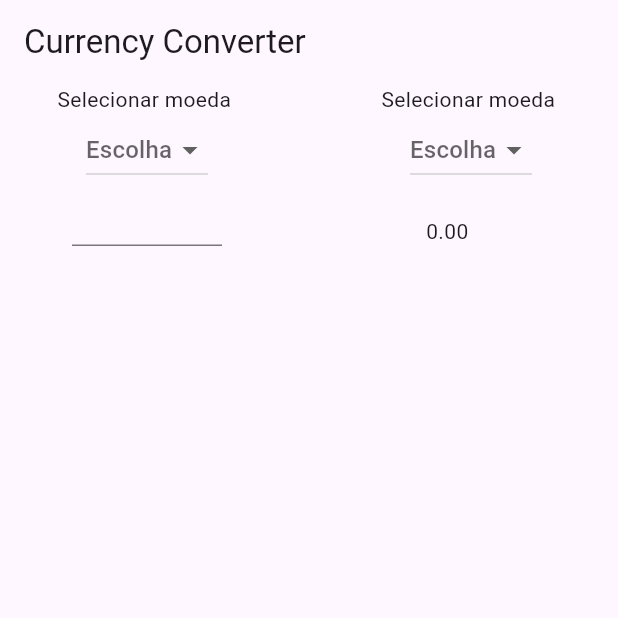
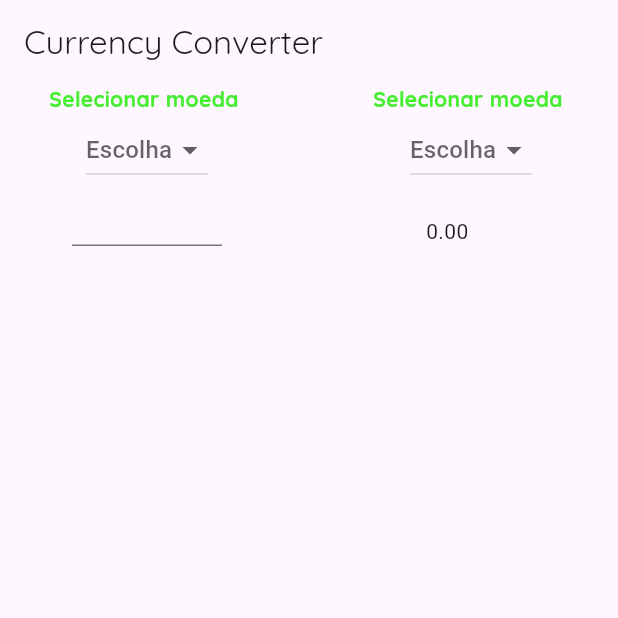
Before and after one commit to Gabriel-Vs20/Current_Converter, a Flutter app: the screen it shows after launch, on a phone screen of 412 x 824 dp, the top half of it. Run offline on Flutter 3.47's test engine with Material 3 defaults, Android fonts, the light colour scheme and no system bars.

Commit message:
Aply fonts and styles in project.

```diff
--- a/lib/home.dart
+++ b/lib/home.dart
@@ -52,7 +52,11 @@ class _HomePageState extends State<HomePage> {
     double? preco = 1.0;
 
     return Scaffold(
-      appBar: AppBar(title: Text("Currency Converter")),
+      appBar: AppBar(
+          title: Text(
+        "Currency Converter",
+        style: TextStyle(fontFamily: 'Quicksand'),
+      )),
       body: Row(
         mainAxisAlignment: MainAxisAlignment.center,
         crossAxisAlignment: CrossAxisAlignment.start,
@@ -61,7 +65,13 @@ class _HomePageState extends State<HomePage> {
             child: Column(
               mainAxisSize: MainAxisSize.min,
               children: [
-                Text("Selecionar moeda "),
+                Text(
+                  "Selecionar moeda ",
+                  style: TextStyle(
+                      fontFamily: 'Quicksand',
+                      fontWeight: FontWeight.bold,
+                      color: const Color.fromARGB(255, 70, 238, 48)),
+                ),
                 DropdownButton<String>(
                   hint: selecionado == null ? Text("Escolha") : null,
                   value: selecionado,
@@ -98,7 +108,11 @@ class _HomePageState extends State<HomePage> {
             child: Column(
               mainAxisSize: MainAxisSize.min,
               children: [
-                Text("Selecionar moeda "),
+                Text("Selecionar moeda ",
+                    style: TextStyle(
+                        fontFamily: 'Quicksand',
+                        fontWeight: FontWeight.bold,
+                        color: const Color.fromARGB(255, 70, 238, 48))),
                 DropdownButton<String>(
                   hint: selecionado == null ? Text("Escolha") : null,
                   value: selecionado,
```
